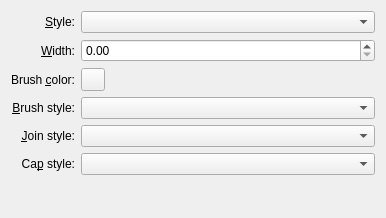
Before: the Qt Designer form src/libkstapp/stroketab.ui in Kst-plot/kst, drawn with Qt 5.
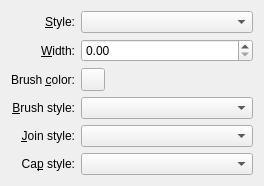
After: the same form once the commit is applied. Custom widgets are drawn as their Qt base class.

Patch:
```diff
--- a/src/libkstapp/stroketab.ui
+++ b/src/libkstapp/stroketab.ui
@@ -6,8 +6,8 @@
    <rect>
     <x>0</x>
     <y>0</y>
-    <width>386</width>
-    <height>218</height>
+    <width>264</width>
+    <height>167</height>
    </rect>
   </property>
   <property name="windowTitle">
```
